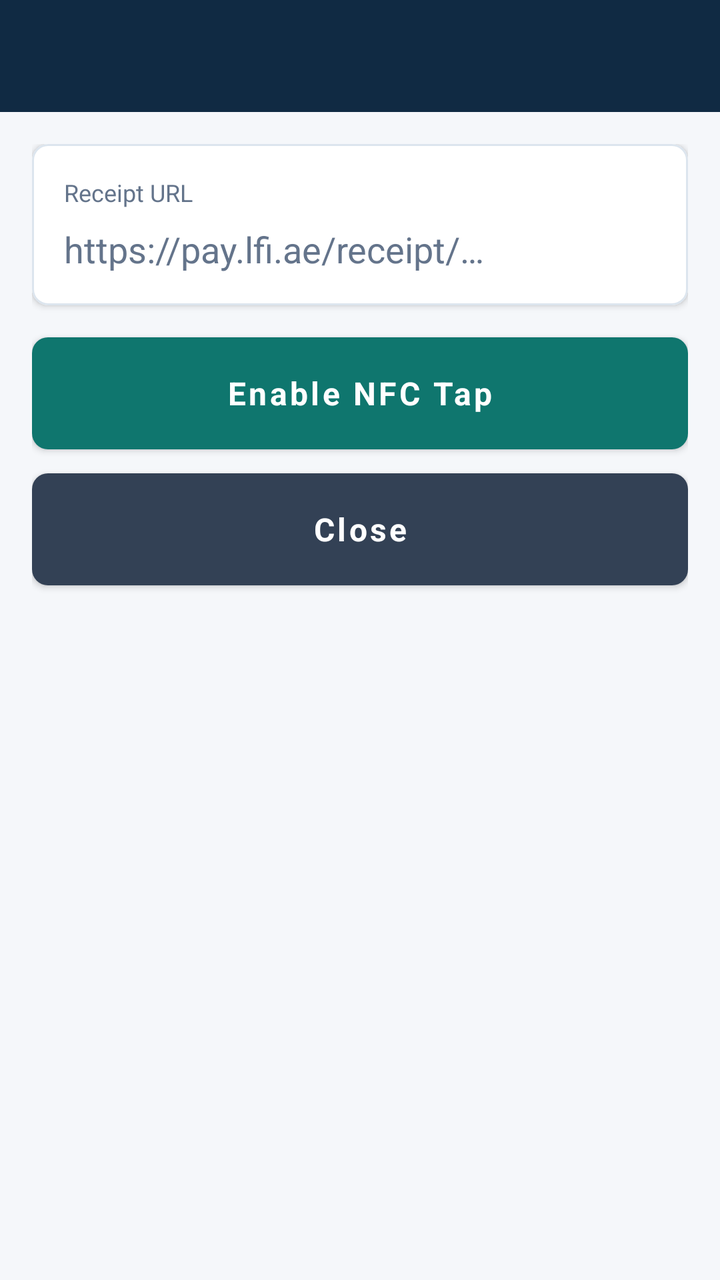
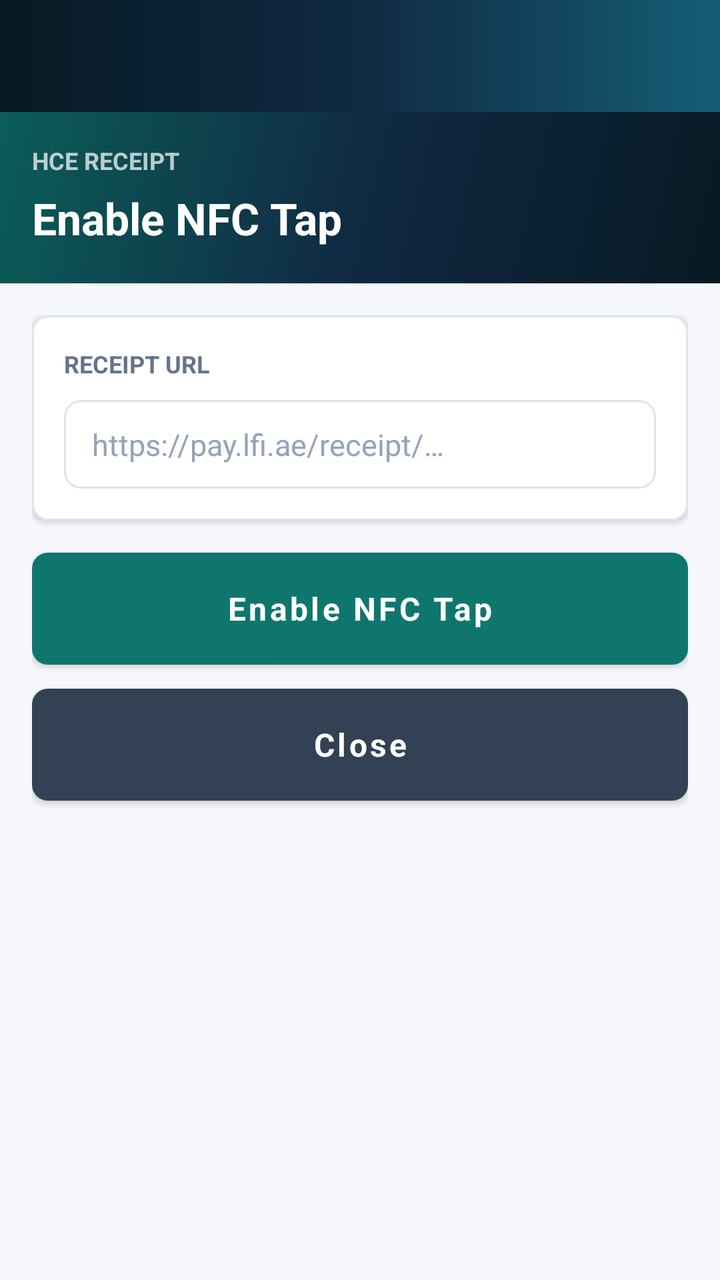

An Android layout rendered at two revisions. The XML below is the earlier revision; the diff shows what the commit changed to produce the second picture.
<!-- AndroidManifest.xml: application theme AppTheme -->
<!-- res/layout/activity_hce_receipt.xml -->
<?xml version="1.0" encoding="utf-8"?>
<LinearLayout xmlns:android="http://schemas.android.com/apk/res/android"
    xmlns:app="http://schemas.android.com/apk/res-auto"
    android:layout_width="match_parent"
    android:layout_height="match_parent"
    android:orientation="vertical"
    android:background="@color/background">

    <androidx.appcompat.widget.Toolbar
        android:id="@+id/toolbar"
        android:layout_width="match_parent"
        android:layout_height="?attr/actionBarSize"
        android:background="@color/primary"
        app:titleTextColor="@color/white" />

    <LinearLayout
        android:layout_width="match_parent"
        android:layout_height="match_parent"
        android:orientation="vertical"
        android:padding="@dimen/screen_margin"
        android:gravity="center_horizontal">

        <com.google.android.material.card.MaterialCardView
            style="@style/AppCard"
            android:layout_width="match_parent"
            android:layout_height="wrap_content"
            android:layout_marginBottom="16dp">
            <LinearLayout
                android:layout_width="match_parent"
                android:layout_height="wrap_content"
                android:orientation="vertical"
                android:padding="16dp">
                <TextView android:layout_width="wrap_content" android:layout_height="wrap_content"
                    android:text="Receipt URL" android:textColor="@color/text_secondary"
                    android:textSize="12sp" android:layout_marginBottom="8dp" />
                <EditText
                    android:id="@+id/edt_url"
                    android:layout_width="match_parent"
                    android:layout_height="wrap_content"
                    android:hint="@string/hce_receipt_url_hint"
                    android:textColor="@color/text_primary"
                    android:textColorHint="@color/text_secondary"
                    android:background="@null"
                    android:inputType="textUri"
                    android:singleLine="true" />
            </LinearLayout>
        </com.google.android.material.card.MaterialCardView>

        <com.google.android.material.button.MaterialButton
            android:id="@+id/btn_enable_nfc"
            style="@style/AccentButton"
            android:layout_width="match_parent"
            android:layout_height="@dimen/button_height"
            android:layout_marginBottom="12dp"
            android:text="@string/hce_enable_nfc" />

        <com.google.android.material.button.MaterialButton
            android:id="@+id/btn_close_hce"
            style="@style/SecondaryButton"
            android:layout_width="match_parent"
            android:layout_height="@dimen/button_height"
            android:text="@string/hce_close_btn" />
    </LinearLayout>
</LinearLayout>
<!-- resources referenced by this layout -->
<resources>
  <color name="background">#F5F7FA</color>
  <color name="primary">#102A43</color>
  <color name="text_primary">#111827</color>
  <color name="text_secondary">#64748B</color>
  <color name="white">#FFFFFF</color>
  <dimen name="button_height">56dp</dimen>
  <dimen name="screen_margin">16dp</dimen>
  <string name="hce_close_btn">Close</string>
  <string name="hce_enable_nfc">Enable NFC Tap</string>
  <string name="hce_receipt_url_hint">https://pay.lfi.ae/receipt/…</string>
  <style name="AppCard" parent="Widget.MaterialComponents.CardView">
          <item name="cardCornerRadius">@dimen/card_corner_radius</item>
          <item name="cardElevation">@dimen/card_elevation</item>
          <item name="cardBackgroundColor">@color/card</item>
          <item name="strokeColor">@color/card_stroke</item>
          <item name="strokeWidth">1dp</item>
      </style>
  <color name="accent">#0F766E</color>
  <color name="accent_dark">#0B5E59</color>
  <dimen name="card_corner_radius">8dp</dimen>
  <dimen name="card_elevation">2dp</dimen>
  <color name="card">#FFFFFF</color>
  <color name="card_stroke">#DCE5EE</color>
  <color name="btn_secondary">#334155</color>
  <color name="primary_dark">#071923</color>
  <!-- unchanged entries left out for length: 3 -->
</resources>

<!-- the commit's change to res/layout/activity_hce_receipt.xml (unified diff, before → after) -->
@@ -3,44 +3,75 @@
     xmlns:app="http://schemas.android.com/apk/res-auto"
     android:layout_width="match_parent"
     android:layout_height="match_parent"
-    android:orientation="vertical"
-    android:background="@color/background">
+    android:background="@color/background"
+    android:orientation="vertical">
 
     <androidx.appcompat.widget.Toolbar
         android:id="@+id/toolbar"
+        style="@style/AppToolbar"
         android:layout_width="match_parent"
         android:layout_height="?attr/actionBarSize"
-        android:background="@color/primary"
         app:titleTextColor="@color/white" />
 
     <LinearLayout
         android:layout_width="match_parent"
+        android:layout_height="wrap_content"
+        android:background="@drawable/bg_amount_panel"
+        android:orientation="vertical"
+        android:paddingStart="@dimen/screen_margin"
+        android:paddingTop="16dp"
+        android:paddingEnd="@dimen/screen_margin"
+        android:paddingBottom="18dp">
+
+        <TextView
+            style="@style/TextSectionLabel"
+            android:layout_width="wrap_content"
+            android:layout_height="wrap_content"
+            android:text="@string/hce_receipt_title"
+            android:textColor="#B8FFFFFF" />
+
+        <TextView
+            android:layout_width="match_parent"
+            android:layout_height="wrap_content"
+            android:layout_marginTop="6dp"
+            android:text="@string/hce_enable_nfc"
+            android:textColor="@color/white"
+            android:textSize="22sp"
+            android:textStyle="bold" />
+    </LinearLayout>
+
+    <LinearLayout
+        android:layout_width="match_parent"
         android:layout_height="match_parent"
+        android:gravity="center_horizontal"
         android:orientation="vertical"
-        android:padding="@dimen/screen_margin"
-        android:gravity="center_horizontal">
+        android:padding="@dimen/screen_margin">
 
         <com.google.android.material.card.MaterialCardView
             style="@style/AppCard"
             android:layout_width="match_parent"
             android:layout_height="wrap_content"
             android:layout_marginBottom="16dp">
+
             <LinearLayout
                 android:layout_width="match_parent"
                 android:layout_height="wrap_content"
                 android:orientation="vertical"
                 android:padding="16dp">
-                <TextView android:layout_width="wrap_content" android:layout_height="wrap_content"
-                    android:text="Receipt URL" android:textColor="@color/text_secondary"
-                    android:textSize="12sp" android:layout_marginBottom="8dp" />
+
+                <TextView
+                    style="@style/TextSectionLabel"
+                    android:layout_width="wrap_content"
+                    android:layout_height="wrap_content"
+                    android:text="@string/hce_receipt_url_label" />
+
                 <EditText
                     android:id="@+id/edt_url"
+                    style="@style/InputField"
                     android:layout_width="match_parent"
                     android:layout_height="wrap_content"
+                    android:layout_marginTop="10dp"
                     android:hint="@string/hce_receipt_url_hint"
-                    android:textColor="@color/text_primary"
-                    android:textColorHint="@color/text_secondary"
-                    android:background="@null"
                     android:inputType="textUri"
                     android:singleLine="true" />
             </LinearLayout>
<!-- resource entries referenced after the edit -->
@@ -3,13 +3,28 @@
   <color name="background">#F5F7FA</color>
   <color name="primary">#102A43</color>
   <color name="text_primary">#111827</color>
+  <color name="text_tertiary">#94A3B8</color>
   <color name="text_secondary">#64748B</color>
+  <color name="primary_variant">#155E75</color>
+  <color name="surface">#FFFFFF</color>
+  <dimen name="field_corner_radius">8dp</dimen>
   <color name="white">#FFFFFF</color>
   <dimen name="button_height">56dp</dimen>
   <dimen name="screen_margin">16dp</dimen>
+  <!-- drawable bg_amount_panel (drawable) -->
+  <?xml version="1.0" encoding="utf-8"?>
+  <shape xmlns:android="http://schemas.android.com/apk/res/android">
+      <gradient
+          android:angle="135"
+          android:startColor="@color/primary_dark"
+          android:centerColor="@color/primary"
+          android:endColor="@color/accent_dark" />
+  </shape>
   <string name="hce_close_btn">Close</string>
   <string name="hce_enable_nfc">Enable NFC Tap</string>
+  <string name="hce_receipt_title">HCE Receipt</string>
   <string name="hce_receipt_url_hint">https://pay.lfi.ae/receipt/…</string>
+  <string name="hce_receipt_url_label">Receipt URL</string>
   <style name="AppCard" parent="Widget.MaterialComponents.CardView">
           <item name="cardCornerRadius">@dimen/card_corner_radius</item>
           <item name="cardElevation">@dimen/card_elevation</item>
@@ -17,12 +32,50 @@
           <item name="strokeColor">@color/card_stroke</item>
           <item name="strokeWidth">1dp</item>
       </style>
+  <style name="AppToolbar">
+          <item name="android:background">@drawable/bg_toolbar</item>
+          <item name="android:elevation">0dp</item>
+      </style>
+  <style name="InputField">
+          <item name="android:background">@drawable/bg_input_field</item>
+          <item name="android:paddingStart">14dp</item>
+          <item name="android:paddingEnd">14dp</item>
+          <item name="android:paddingTop">12dp</item>
+          <item name="android:paddingBottom">12dp</item>
+          <item name="android:textColor">@color/text_primary</item>
+          <item name="android:textColorHint">@color/text_tertiary</item>
+          <item name="android:textSize">15sp</item>
+      </style>
+  <style name="TextSectionLabel">
+          <item name="android:textColor">@color/text_secondary</item>
+          <item name="android:textSize">12sp</item>
+          <item name="android:textStyle">bold</item>
+          <item name="android:textAllCaps">true</item>
+      </style>
   <color name="accent">#0F766E</color>
   <color name="accent_dark">#0B5E59</color>
   <dimen name="card_corner_radius">8dp</dimen>
   <dimen name="card_elevation">2dp</dimen>
   <color name="card">#FFFFFF</color>
   <color name="card_stroke">#DCE5EE</color>
+  <!-- drawable bg_toolbar (drawable) -->
+  <?xml version="1.0" encoding="utf-8"?>
+  <shape xmlns:android="http://schemas.android.com/apk/res/android">
+      <gradient
+          android:angle="0"
+          android:startColor="@color/primary_dark"
+          android:centerColor="@color/primary"
+          android:endColor="@color/primary_variant" />
+  </shape>
+  <!-- drawable bg_input_field (drawable) -->
+  <?xml version="1.0" encoding="utf-8"?>
+  <shape xmlns:android="http://schemas.android.com/apk/res/android">
+      <solid android:color="@color/surface" />
+      <stroke
+          android:width="1dp"
+          android:color="@color/card_stroke" />
+      <corners android:radius="@dimen/field_corner_radius" />
+  </shape>
   <color name="btn_secondary">#334155</color>
   <color name="primary_dark">#071923</color>
   <!-- unchanged entries left out for length: 3 -->
